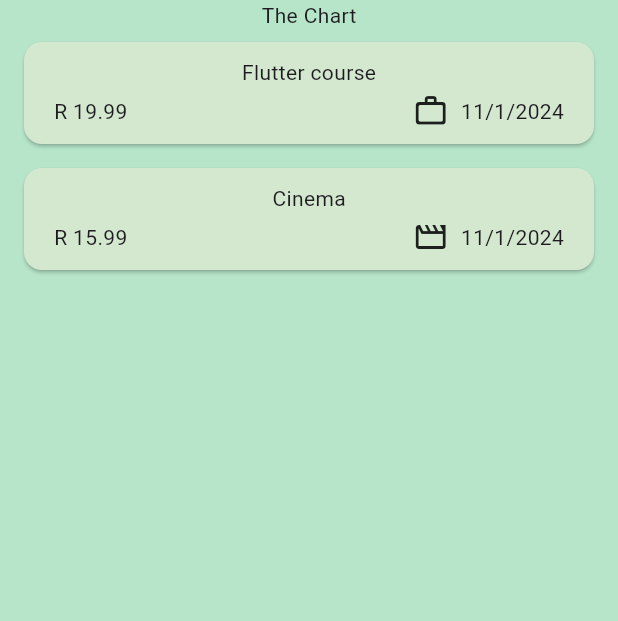
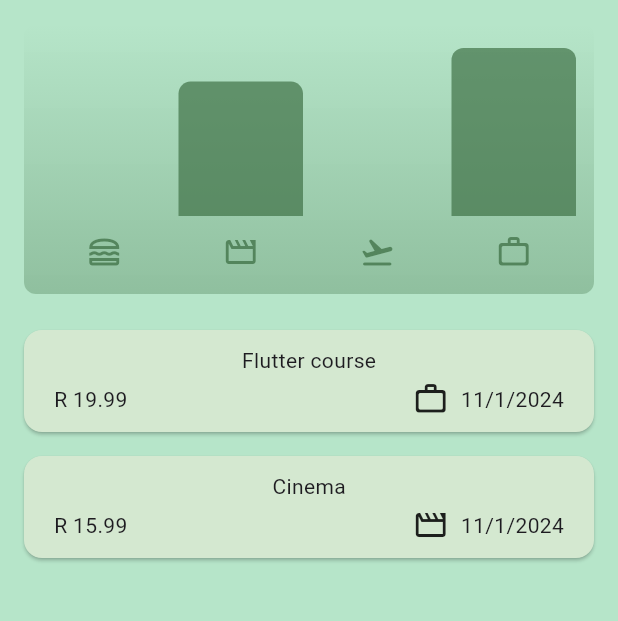
Before and after one commit to Psage001/expenses_tracker, a Flutter app: the screen it shows after launch, on a phone screen of 412 x 824 dp, the part 84-705 px from its top. Run offline on Flutter 3.47's test engine with Material 3 defaults, Android fonts, the phone set to English and light mode, and no system bars.

Commit message:
Final commit

```diff
--- a/lib/Models/temp_expense.dart
+++ b/lib/Models/temp_expense.dart
@@ -13,7 +13,7 @@ enum Category {
   leisure,
   work,
 }
-const categroyIcons = {
+const categoryIcons = {
   Category.food: Icons.lunch_dining_outlined,
   Category.travel: Icons.flight_takeoff_rounded,
   Category.leisure: Icons.movie_creation_outlined,
@@ -38,3 +38,27 @@ class Expense {
     return formatter.format(date);
   }
 }
+class ExpenseBucket {
+  const ExpenseBucket({
+    required this.category,
+    required this.expenses,
+  });
+
+  ExpenseBucket.forCategory(List<Expense> allExpenses, this.category)
+      : expenses = allExpenses
+            .where((expense) => expense.category == category)
+            .toList();
+
+  final Category category;
+  final List<Expense> expenses;
+
+  double get totalExpenses {
+    double sum = 0;
+
+    for (final expense in expenses) {
+      sum += expense.amount; // sum = sum + expense.amount
+    }
+
+    return sum;
+  }
+}
--- /dev/null
+++ b/lib/Widgets/chart/chart.dart
@@ -0,0 +1,95 @@
+import 'package:flutter/material.dart';
+
+import 'package:expenses_tracker/Widgets/chart/chart_bar.dart';
+import 'package:expenses_tracker/Models/temp_expense.dart';
+
+class Chart extends StatelessWidget {
+  const Chart({super.key, required this.expenses});
+
+  final List<Expense> expenses;
+
+  List<ExpenseBucket> get buckets {
+    return [
+      ExpenseBucket.forCategory(expenses, Category.food),
+      ExpenseBucket.forCategory(expenses, Category.leisure),
+      ExpenseBucket.forCategory(expenses, Category.travel),
+      ExpenseBucket.forCategory(expenses, Category.work),
+    ];
+  }
+
+  double get maxTotalExpense {
+    double maxTotalExpense = 0;
+
+    for (final bucket in buckets) {
+      if (bucket.totalExpenses > maxTotalExpense) {
+        maxTotalExpense = bucket.totalExpenses;
+      }
+    }
+
+    return maxTotalExpense;
+  }
+
+  @override
+  Widget build(BuildContext context) {
+    final isDarkMode =
+        MediaQuery.of(context).platformBrightness == Brightness.dark;
+    return Container(
+      margin: const EdgeInsets.all(16),
+      padding: const EdgeInsets.symmetric(
+        vertical: 16,
+        horizontal: 8,
+      ),
+      width: double.infinity,
+      height: 180,
+      decoration: BoxDecoration(
+        borderRadius: BorderRadius.circular(8),
+        gradient: LinearGradient(
+          colors: [
+            Theme.of(context).colorScheme.primary.withOpacity(0.3),
+            Theme.of(context).colorScheme.primary.withOpacity(0.0)
+          ],
+          begin: Alignment.bottomCenter,
+          end: Alignment.topCenter,
+        ),
+      ),
+      child: Column(
+        children: [
+          Expanded(
+            child: Row(
+              crossAxisAlignment: CrossAxisAlignment.end,
+              children: [
+                for (final bucket in buckets) // alternative to map()
+                  ChartBar(
+                    fill: bucket.totalExpenses == 0
+                        ? 0
+                        : bucket.totalExpenses / maxTotalExpense,
+                  )
+              ],
+            ),
+          ),
+          const SizedBox(height: 12),
+          Row(
+            children: buckets
+                .map(
+                  (bucket) => Expanded(
+                    child: Padding(
+                      padding: const EdgeInsets.symmetric(horizontal: 4),
+                      child: Icon(
+                        categoryIcons[bucket.category],
+                        color: isDarkMode
+                            ? Theme.of(context).colorScheme.secondary
+                            : Theme.of(context)
+                                .colorScheme
+                                .primary
+                                .withOpacity(0.7),
+                      ),
+                    ),
+                  ),
+                )
+                .toList(),
+          )
+        ],
+      ),
+    );
+  }
+}
--- /dev/null
+++ b/lib/Widgets/chart/chart_bar.dart
@@ -0,0 +1,34 @@
+import 'package:flutter/material.dart';
+
+class ChartBar extends StatelessWidget {
+  const ChartBar({
+    super.key,
+    required this.fill,
+  });
+
+  final double fill;
+
+  @override
+  Widget build(BuildContext context) {
+    final isDarkMode =
+        MediaQuery.of(context).platformBrightness == Brightness.dark;
+    return Expanded(
+      child: Padding(
+        padding: const EdgeInsets.symmetric(horizontal: 4),
+        child: FractionallySizedBox(
+          heightFactor: fill,
+          child: DecoratedBox(
+            decoration: BoxDecoration(
+              shape: BoxShape.rectangle,
+              borderRadius:
+                  const BorderRadius.vertical(top: Radius.circular(8)),
+              color: isDarkMode
+                  ? Theme.of(context).colorScheme.secondary
+                  : Theme.of(context).colorScheme.primary.withOpacity(0.65),
+            ),
+          ),
+        ),
+      ),
+    );
+  }
+}
--- a/lib/Widgets/expenses.dart
+++ b/lib/Widgets/expenses.dart
@@ -1,3 +1,4 @@
+import 'package:expenses_tracker/Widgets/chart/chart.dart';
 import 'package:expenses_tracker/Models/temp_expense.dart';
 import 'package:expenses_tracker/Widgets/new_expense.dart';
 import 'package:flutter/material.dart';
@@ -98,7 +99,7 @@ class _ExpensesState extends State<Expenses> {
       backgroundColor: const Color.fromARGB(239, 177, 227, 197),
       body: Column(
         children: [
-          const Text('The Chart'),
+          Chart(expenses:_registeredExpenses),
           Expanded(
             child: mainContent,
           ), //Expanded expands the list if expanded is not there it will only show the chart text
--- a/lib/Widgets/expenses_list/expense_item.dart
+++ b/lib/Widgets/expenses_list/expense_item.dart
@@ -26,7 +26,7 @@ class ExpenseItem extends StatelessWidget {
                 const Spacer(),
                 Row(
                   children: [
-                    Icon(categroyIcons[expense.category]),
+                    Icon(categoryIcons[expense.category]),
                     const SizedBox(
                       width: 8,
                     ),
```
